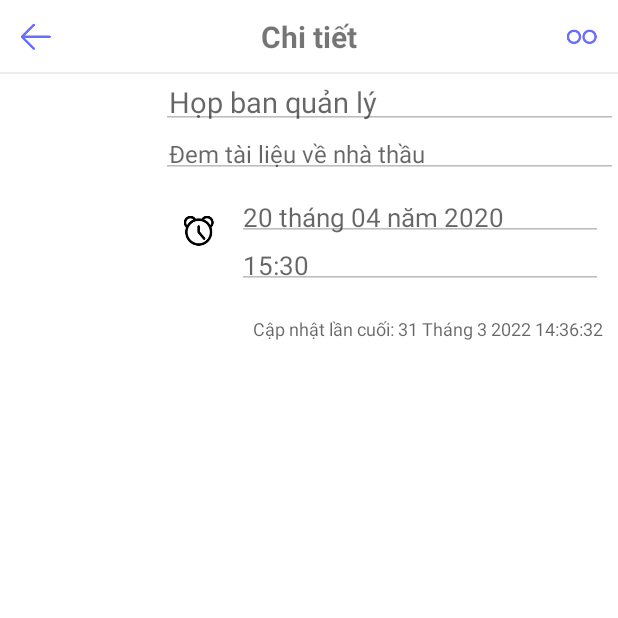
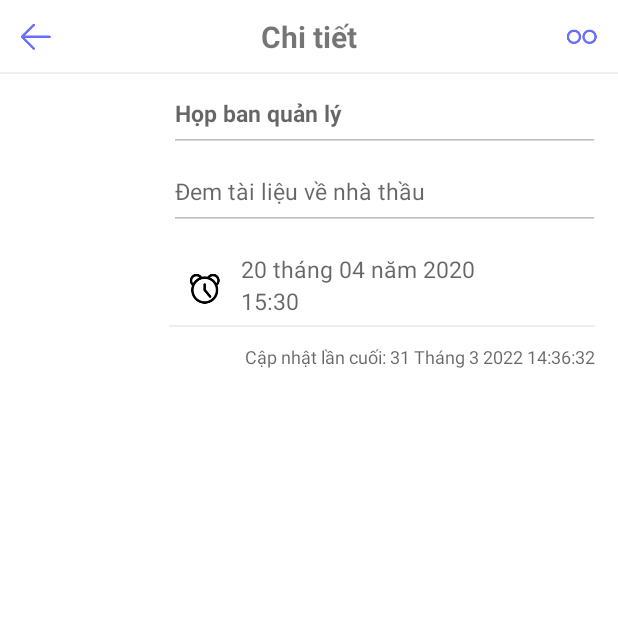
Before and after one commit to Vanninh200x/project-company, an Android app: the Detail_Activity screen opened directly, with no data from a screen before it, on a phone screen of 412 x 824 dp, the top half of it. Run offline under Robolectric (Android 15) with nearby library versions, the phone set to English and light mode, and no system bars.

Commit message:
5h23 27/04/2022

```diff
--- a/app/src/main/java/com/example/appnote_3/Detail_Activity.java
+++ b/app/src/main/java/com/example/appnote_3/Detail_Activity.java
@@ -55,7 +55,7 @@ public class Detail_Activity extends AppCompatActivity {
     private final int REQUEST_CHOOSE_PHOTO = 123;
     private ImageView imageView_back, imageView_more, imageView_img_dd, imageView_clock, imageView_done, imageView_unCheck_detail;
     private EditText editText_title, editText_content, editText_time, editText_day;
-    private TextView textView_update_info, textView_title_detail_edit, textView_title_img_null;
+    private TextView textView_update_info, textView_title_detail_edit, textView_title_img_null, textView_time, textView_day, textView_clock;
     private EditText editText_clock;
     private RelativeLayout rlvClock, rlvChecktime, rlv_img_parent, rlv_img_null;
     private Button buttonTime, buttonDay;
@@ -109,8 +109,8 @@ public class Detail_Activity extends AppCompatActivity {
 //            Lỗi không có ảnh ? => ko decode => Length NULL: 14/4 Fix 19/4
             editText_title.setText(title);
             editText_content.setText(content);
-            editText_day.setText(day);
-            editText_time.setText(time);
+            textView_day.setText(day);
+            textView_time.setText(time);
             textView_update_info.setText("Cập nhật lần cuối: " + updatetime);
         }
 
@@ -146,12 +146,12 @@ public class Detail_Activity extends AppCompatActivity {
                                 imageView_unCheck_detail.setImageResource(R.drawable.ic_checkbox_uncheck);
                                 buttonTime.setVisibility(View.GONE);
                                 buttonDay.setVisibility(View.GONE);
-                                buttonTime.setText(editText_time.getText().toString());
-                                buttonDay.setText(editText_day.getText().toString());
+                                buttonTime.setText(textView_time.getText().toString());
+                                buttonDay.setText(textView_day.getText().toString());
                                 editText_title.setEnabled(true);
                                 editText_content.setEnabled(true);
-                                editText_clock.setEnabled(true);
-                                editText_clock.setFocusable(false);
+//                                editText_clock.setEnabled(true);
+//                                editText_clock.setFocusable(false);
                                 textView_title_detail_edit.setText("Sửa ghi chú");
 
 //                              ImgageDD Click
@@ -474,8 +474,13 @@ public class Detail_Activity extends AppCompatActivity {
 
         editText_title = findViewById(R.id.id_title_detail_ac);
         editText_content = findViewById(R.id.id_detail_content);
-        editText_time = findViewById(R.id.id_detail_time);
-        editText_day = findViewById(R.id.id_detail_day);
+//        editText_time = findViewById(R.id.id_detail_time);
+//        editText_time.setBackgroundResource(android.R.color.transparent);
+//        editText_day = findViewById(R.id.id_detail_day);
+//        editText_day.setBackgroundResource(android.R.color.transparent);
+        textView_time = findViewById(R.id.id_detail_time);
+        textView_day = findViewById(R.id.id_detail_day);
+
 
         textView_update_info = findViewById(R.id.id_detail_update_info);
         textView_title_detail_edit = findViewById(R.id.id_tvTitle_AC_detail);
@@ -484,8 +489,10 @@ public class Detail_Activity extends AppCompatActivity {
         rlvClock = findViewById(R.id.rlv_Clock);
         rlvChecktime = findViewById(R.id.rlv_CheckTime);
 
-        editText_clock = findViewById(R.id.id_edit_time);
+//        editText_clock = findViewById(R.id.id_edit_time);
 //        Set Color
+
+        textView_clock = findViewById(R.id.id_edit_time);
 
         imageView_clock.setColorFilter(Color.BLACK, PorterDuff.Mode.SRC_IN);
         imageView_back.setColorFilter(Color.parseColor("#686EFE"), PorterDuff.Mode.SRC_IN);
@@ -512,7 +519,7 @@ public class Detail_Activity extends AppCompatActivity {
         int month = calendar.get(Calendar.MONTH);
         month = month + 1;
         int day = calendar.get(Calendar.DAY_OF_MONTH);
-        return makeDateString(day, month, year);
+        return makeDateString(year, month, day);
     }
 
 
--- a/app/src/main/res/layout/activity_detail.xml
+++ b/app/src/main/res/layout/activity_detail.xml
@@ -89,26 +89,32 @@
         android:layout_width="match_parent"
         android:layout_height="wrap_content"
         android:layout_below="@id/id_rela_layout"
-        android:layout_marginLeft="10dp"
+        android:layout_marginStart="15dp"
+        android:layout_marginLeft="15dp"
+        android:layout_marginEnd="12dp"
         android:layout_toRightOf="@+id/id_rlv_img"
         android:enabled="false"
         android:hint="@string/one_note_demo_tile"
-        android:padding="5dp"
+        android:paddingTop="15dp"
+        android:paddingBottom="15dp"
         android:textColor="@color/black"
-        android:textSize="19sp" />
+        android:textSize="15sp"
+        android:textStyle="bold" />
 
     <EditText
         android:id="@+id/id_detail_content"
         android:layout_width="match_parent"
         android:layout_height="wrap_content"
         android:layout_below="@id/id_title_detail_ac"
-        android:layout_marginLeft="10dp"
+        android:layout_marginStart="15dp"
+        android:layout_marginEnd="12dp"
         android:layout_toRightOf="@+id/id_rlv_img"
         android:enabled="false"
         android:hint="@string/one_note_demo_content"
-        android:padding="5dp"
+        android:paddingTop="15dp"
+        android:paddingBottom="15dp"
         android:textColor="@color/black"
-        android:textSize="16sp" />
+        android:textSize="15sp" />
 
     <RelativeLayout
         android:id="@+id/rlv_Clock"
@@ -116,38 +122,40 @@
         android:layout_height="wrap_content"
         android:layout_below="@+id/id_detail_content"
         android:layout_toRightOf="@+id/id_rlv_img"
-        android:padding="10dp"
+        android:padding="15dp"
         android:visibility="visible">
 
         <ImageView
             android:id="@+id/id_imgV_clock"
             android:layout_width="wrap_content"
             android:layout_height="wrap_content"
-            android:padding="15dp"
+            android:padding="14dp"
             android:src="@drawable/ic_alarm_clock" />
 
 
-        <androidx.appcompat.widget.AppCompatEditText
+        <TextView
             android:id="@+id/id_detail_day"
             android:layout_width="match_parent"
             android:layout_height="wrap_content"
             android:layout_toRightOf="@+id/id_imgV_clock"
-            android:enabled="false"
             android:hint="@string/one_note_demo_day"
-            android:padding="4dp"
-            android:textSize="17sp" />
+            android:textSize="15sp" />
 
 
-        <androidx.appcompat.widget.AppCompatEditText
+        <TextView
             android:id="@+id/id_detail_time"
             android:layout_width="match_parent"
             android:layout_height="wrap_content"
             android:layout_below="@id/id_detail_day"
             android:layout_toRightOf="@+id/id_imgV_clock"
-            android:enabled="false"
             android:hint="@string/one_note_demo_time"
-            android:padding="4dp"
-            android:textSize="17sp" />
+            android:textSize="15sp" />
+
+        <View
+            android:layout_width="match_parent"
+            android:layout_height="1dp"
+            android:layout_below="@+id/id_imgV_clock"
+            android:background="@color/Color_under_title" />
 
 
         <TextView
@@ -155,9 +163,9 @@
             android:layout_width="wrap_content"
             android:layout_height="wrap_content"
             android:layout_below="@+id/id_detail_time"
+            android:layout_alignParentEnd="true"
             android:layout_marginTop="18dp"
             android:clickable="false"
-            android:layout_alignParentEnd="true"
             android:gravity="start"
             android:hint="@string/detail_more_update_info"
             android:textColor="@color/black"
@@ -173,36 +181,45 @@
         android:layout_toRightOf="@+id/id_rlv_img"
         android:visibility="gone">
 
-        <FrameLayout
+        <RelativeLayout
+            android:paddingTop="15dp"
+            android:paddingBottom="15dp"
+            android:layout_marginStart="2dp"
             android:id="@+id/id_framelayout_1"
             android:layout_width="match_parent"
-            android:layout_height="wrap_content"
-            >
+            android:layout_height="wrap_content">
 
-            <androidx.appcompat.widget.AppCompatEditText
-                android:layout_marginStart="10dp"
+            <TextView
                 android:id="@+id/id_edit_time"
                 android:layout_width="match_parent"
                 android:layout_height="wrap_content"
-                android:layout_below="@id/id_rela_layout"
-                android:enabled="false"
+                android:layout_marginStart="16dp"
+                android:layout_marginEnd="10dp"
                 android:text="@string/editText_Time"
-                android:textColor="@color/black" />
+                android:textSize="15sp" />
 
             <ImageView
-                android:layout_marginEnd="5dp"
                 android:id="@+id/id_imgV_uncheck_1"
                 android:layout_width="wrap_content"
                 android:layout_height="wrap_content"
-                android:layout_gravity="end"
-                android:layout_marginTop="12dp"
+                android:layout_marginEnd="10dp"
+                android:layout_alignParentEnd="true"
                 android:src="@drawable/ic_checkbox_uncheck" />
 
-        </FrameLayout>
+            <View
+                android:layout_width="match_parent"
+                android:layout_height="1dp"
+                android:layout_below="@+id/id_imgV_uncheck_1"
+                android:layout_marginStart="17dp"
+                android:layout_marginTop="10dp"
+                android:layout_marginEnd="10dp"
+                android:background="@color/Color_under_title" />
+
+        </RelativeLayout>
 
         <LinearLayout
             android:layout_below="@id/id_framelayout_1"
-            android:layout_marginStart="10dp"
+            android:layout_marginStart="15dp"
             android:weightSum="10"
             android:layout_width="match_parent"
             android:orientation="horizontal"
@@ -219,7 +236,6 @@
 
             <androidx.appcompat.widget.AppCompatButton
                 android:id="@+id/id_btn_chongio"
-                android:onClick="popTimePicker"
                 android:backgroundTint="@color/white"
                 android:text="@string/button_chongio"
                 android:textAllCaps="false"
```
Also changed, not shown: app/src/main/AndroidManifest.xml (+17 -4 lines), app/src/main/java/Alarm/AlarmBrodcast.java (+18 -18 lines), app/src/main/java/Alarm/Music.java (+14 -10 lines), app/src/main/java/com/example/appnote_3/Add_Activity.java (+35 -15 lines).
